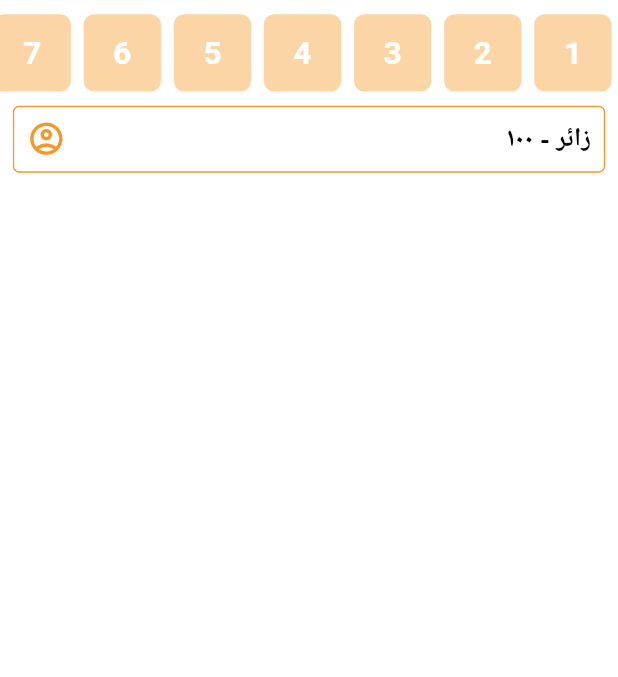
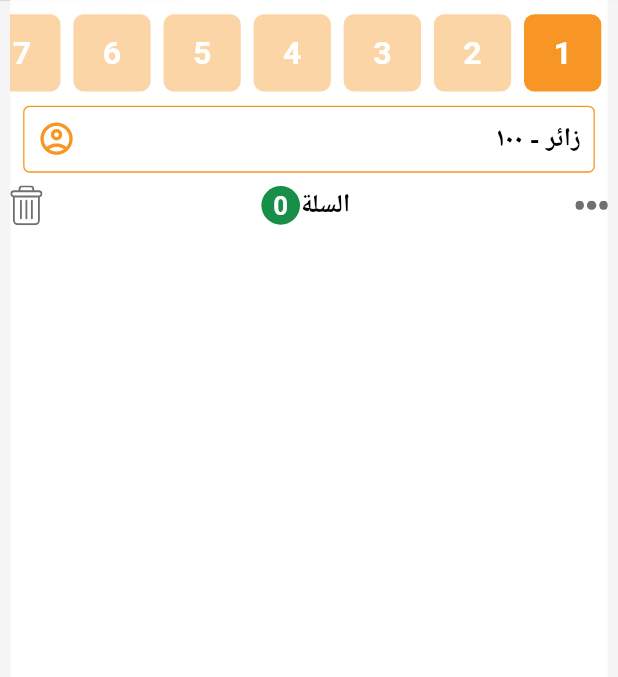
Before and after one commit to The-POS/The-POS-Flutter, a Flutter app: the screen it shows after launch, after a tap on the "menu" icon, on a phone screen of 412 x 824 dp, the part 72-749 px from its top. Run offline on Flutter 3.47's test engine with Material 2 defaults, Android fonts, the phone set to English and light mode, and no system bars; our stand-ins replace connectivity, flutter_svg, get, get_it, google_fonts, hive and 2 more; missing offline and left inert: faker_dart; accounts and stored records are empty; Roboto replaces fonts that are missing (Cairo).

Commit message:
changes in  cart ui , add product to current cart from home page

```diff
--- a/lib/features/carts/data/models/cart_item.dart
+++ b/lib/features/carts/data/models/cart_item.dart
@@ -6,12 +6,12 @@ part 'cart_item.g.dart';
 @HiveType(typeId: 4)
 class CartItem {
   CartItem({
-    required this.id,
+     this.id,
     required this.product,
     required this.quantity,
   });
   @HiveField(0)
-  String id;
+  String ?id;
   @HiveField(1)
   Product product;
   @HiveField(2)
--- a/lib/features/carts/presentation/views/cart_view.dart
+++ b/lib/features/carts/presentation/views/cart_view.dart
@@ -4,6 +4,7 @@ import 'package:flutter_svg/svg.dart';
 import 'package:get/get.dart';
 import 'package:google_fonts/google_fonts.dart';
 import 'package:thepos/features/carts/controllers/carts_controller.dart';
+import 'package:thepos/features/carts/presentation/widgets/cart_item_product_widget.dart';
 import 'package:thepos/features/carts/presentation/widgets/cart_item_widget.dart';
 
 final cartsController = Get.put(CartsController());
@@ -18,12 +19,11 @@ class CartView extends StatefulWidget {
 class _CartViewState extends State<CartView> {
   @override
   Widget build(BuildContext context) {
-    return
-
-      Obx(() =>
-    Directionality(
+    return Padding(
+      padding: const EdgeInsets.symmetric(horizontal: 8),
+      child: Obx(() => Directionality(
           textDirection: TextDirection.rtl,
-      child:Container(
+          child: Container(
             padding: EdgeInsets.only(top: 10),
             color: Colors.white,
             // height: 100,
@@ -34,14 +34,17 @@ class _CartViewState extends State<CartView> {
                   child: Row(
                     mainAxisAlignment: MainAxisAlignment.start,
                     children: cartsController.listCarts.map((cart) {
+                      var index = cartsController.listCarts.indexOf(cart);
+
                       return GestureDetector(
                           onTap: () {
-                      cartsController.changeCart(cart);
+                            cartsController.changeCart(index);
                           },
                           child: CartItemWidget(
                               title: cart.keyCart,
-                        isSelected: cartsController.selectedCart != null &&
-                            cartsController.selectedCart.value == cart));
+                              isSelected: cartsController.selectedCart !=
+                                      null &&
+                                  cartsController.selectedCart.value == index));
                     }).toList(),
                   ),
                 ),
@@ -63,16 +66,100 @@ class _CartViewState extends State<CartView> {
                       Text(
                         "زائر - ١٠٠",
                         style: GoogleFonts.cairo(
-                    textStyle: TextStyle(color: Colors.black, fontSize: 20,fontWeight: FontWeight.bold),
+                          textStyle: TextStyle(
+                              color: Colors.black,
+                              fontSize: 20,
+                              fontWeight: FontWeight.bold),
                         ),
                       ),
-                Icon(Icons.account_circle_outlined,color:const Color(0xffF79624),size: 30  ,),
-
+                      Icon(
+                        Icons.account_circle_outlined,
+                        color: const Color(0xffF79624),
+                        size: 30,
+                      ),
                     ],
                   ),
-          )
+                ),
+                Row(
+                  mainAxisAlignment: MainAxisAlignment.spaceBetween,
+                  children: [
+                    SvgPicture.asset(
+                      "assets/svg/edit.svg",
+                      width: 25,
+                    ),
+                    Row(
+                      mainAxisAlignment: MainAxisAlignment.center,
+                      crossAxisAlignment: CrossAxisAlignment.center,
+                      children: [
+                        Text(
+                          'السلة ',
+                          style: GoogleFonts.cairo(
+                            textStyle: TextStyle(
+                                color: Colors.black,
+                                fontSize: 20,
+                                fontWeight: FontWeight.bold),
+                          ),
+                          // style: TextStyle(
+                          //   fontFamily: 'Cairo',
+                          //   fontSize: 30,
+                          //   color: const Color(0xff000000),
+                          //   fontWeight: FontWeight.w600,
+                          // ),
+                          textAlign: TextAlign.left,
+                        ),
+                        Container(
+                          width: 30,
+                          height: 30,
+                          alignment: Alignment.center,
+                          decoration: BoxDecoration(
+                            borderRadius: BorderRadius.all(
+                                Radius.elliptical(9999.0, 9999.0)),
+                            color: const Color(0xff178f49),
+                          ),
+                          child: Text(
+                            '${cartsController.listCarts[cartsController.selectedCart.value].cartItems.length}',
+                            style: TextStyle(
+                              fontFamily: 'Cairo',
+                              fontSize: 20,
+                              color: const Color(0xffffffff),
+                              fontWeight: FontWeight.w600,
+                            ),
+                            textAlign: TextAlign.left,
+                          ),
+                        ),
                       ],
                     ),
-    )));
+                    SvgPicture.asset(
+                      "assets/svg/delet.svg",
+                      width: 25,
+                    ),
+                  ],
+                ),
+                Container(
+                    // color: Colors.red,
+                    child: ListView.separated(
+                  scrollDirection: Axis.vertical,
+                  shrinkWrap: true,
+                  physics: NeverScrollableScrollPhysics(),
+                  itemCount: cartsController
+                      .listCarts[cartsController.selectedCart.value]
+                      .cartItems
+                      .length,
+                  itemBuilder: (context, index) {
+                    var item = cartsController
+                        .listCarts[cartsController.selectedCart.value]
+                        .cartItems[index];
+                    return CartItemProductWidget(
+                      item: item,
+                    );
+                  },
+                  separatorBuilder: (context, index) {
+                    return Divider();
+                  },
+                ))
+              ],
+            ),
+          ))),
+    );
   }
 }
--- a/pubspec.yaml
+++ b/pubspec.yaml
@@ -69,7 +69,7 @@ flutter:
 
   # To add assets to your application, add an assets section, like this:
   assets:
-    - svg/
+    - assets/svg/
   #   - images/a_dot_ham.jpeg
 
   # An image asset can refer to one or more resolution-specific "variants", see
```
Also changed, not shown: lib/features/carts/controllers/carts_controller.dart (+24 -7 lines), lib/features/carts/presentation/widgets/cart_item_product_widget.dart (added, +54 -0 lines), lib/features/home/presentation/views/home_view.dart (+12 -9 lines). Lines whose indentation alone changed are shown as unchanged.
